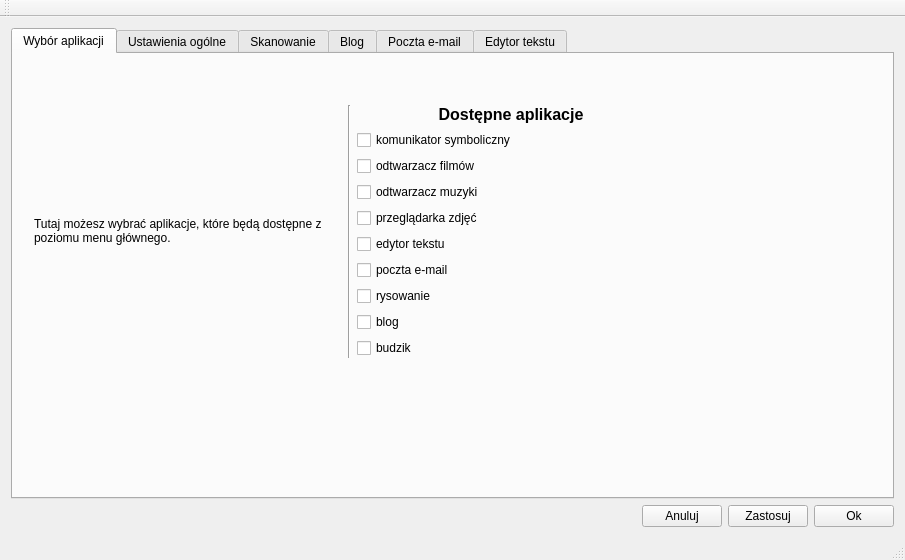
Old version of the form admin_panel/panel.ui in the repository BrainTech/pisak.
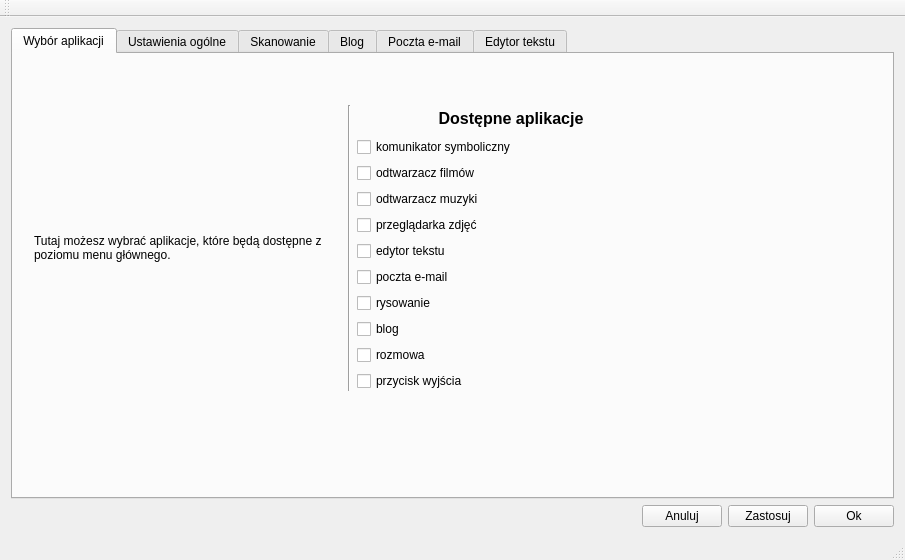
New version of the form.

Commit message: Added exit button to main panel Budzik has different label now

```diff
--- a/admin_panel/panel.ui
+++ b/admin_panel/panel.ui
@@ -74,7 +74,7 @@
           <x>10</x>
           <y>40</y>
           <width>653</width>
-          <height>275</height>
+          <height>308</height>
          </rect>
         </property>
         <layout class="QHBoxLayout" name="horizontalLayout_8">
@@ -176,7 +176,14 @@
            <item>
             <widget class="QCheckBox" name="checkBox_budzik">
              <property name="text">
-              <string>budzik</string>
+              <string>rozmowa</string>
+             </property>
+            </widget>
+           </item>
+           <item>
+            <widget class="QCheckBox" name="checkBox_exitButton">
+             <property name="text">
+              <string>przycisk wyjścia</string>
              </property>
             </widget>
            </item>
```
The commit also changes 4 other files.
